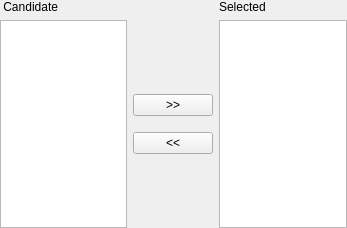
First picture: the form in gwmindepvarselectorwidget.ui, repository GWmodel-Lab/GWmodelS, before the edit.
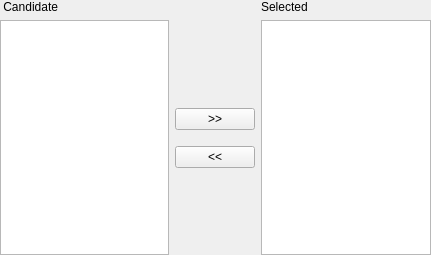
Second picture: the form after the edit.

The edit to the form file:
```diff
--- a/gwmindepvarselectorwidget.ui
+++ b/gwmindepvarselectorwidget.ui
@@ -6,8 +6,8 @@
    <rect>
     <x>0</x>
     <y>0</y>
-    <width>347</width>
-    <height>228</height>
+    <width>431</width>
+    <height>255</height>
    </rect>
   </property>
   <property name="windowTitle">
```
Left out of the diff: 34 changed lines with no effect on the pictures.
